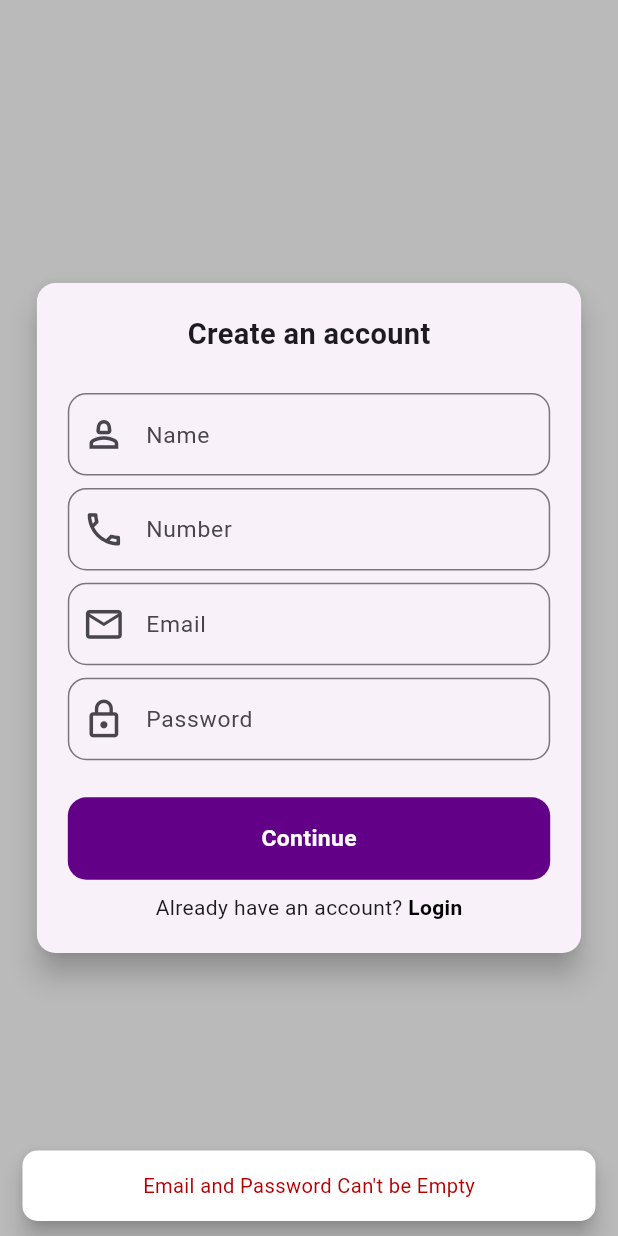
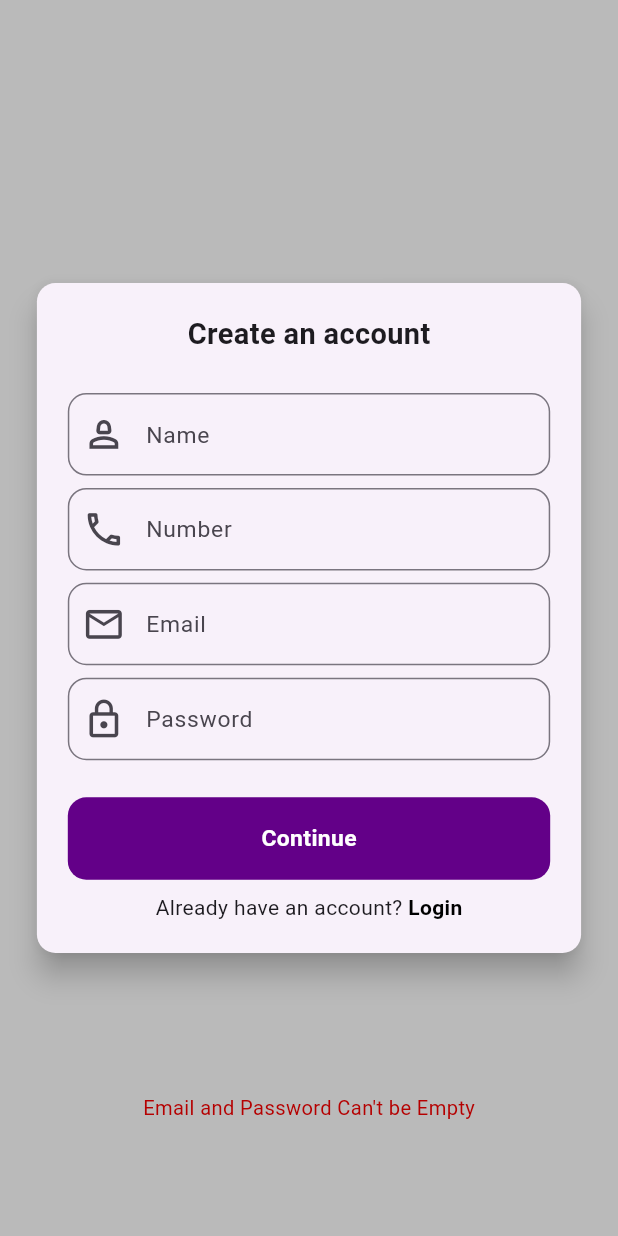
Before and after one commit to fahis7808/to_do_list, a Flutter app: the screen it shows after launch, after a tap on "Register", after a tap on "Continue", on a phone screen of 412 x 824 dp. Run offline on Flutter 3.47's test engine with Material 3 defaults, Android fonts, the phone set to English and light mode, and no system bars; our stand-ins replace cloud_firestore, firebase_auth, firebase_core, fluttertoast, responsive_sizer, share_plus; accounts and stored records are empty.

```diff
--- a/lib/views/registration_screen.dart
+++ b/lib/views/authentication/login_screen.dart
@@ -4,16 +4,16 @@ import 'package:responsive_sizer/responsive_sizer.dart';
 import 'package:untitled/utlities/app_font.dart';
 import 'package:untitled/utlities/colors.dart';
 import 'package:untitled/view_models/auth_provider.dart';
-import 'package:untitled/widget/sustom_snack_bar.dart';
+import 'package:untitled/widget/custom_button.dart';
+import 'package:untitled/widget/custom_text_field.dart';
+import '../../widget/custom_toust.dart';
 
-import '../widget/custom_button.dart';
-import '../widget/custom_text_field.dart';
-
-class RegistrationPage extends StatelessWidget {
-  const RegistrationPage({super.key});
+class LoginScreen extends StatelessWidget {
+  const LoginScreen({super.key});
 
   @override
   Widget build(BuildContext context) {
+    final theme = Theme.of(context);
     final provider = Provider.of<AuthenticationProvider>(
       context,
       listen: false,
@@ -33,65 +33,44 @@ class RegistrationPage extends StatelessWidget {
               child: Column(
                 mainAxisSize: MainAxisSize.min,
                 children: [
-                  // Icon(Icons.lock, size: 7.h, color: Theme.of(context).primaryColor),
-                  // SizedBox(height: 1.5.h),
-                  Text("Create an account", style: AppFont.head),
-
-                  // SizedBox(height: 1.h),
+                  Icon(Icons.lock, size: 7.h, color: theme.primaryColor),
+                  SizedBox(height: 1.5.h),
+                  Text("Welcome Back", style: AppFont.head),
+                  SizedBox(height: 1.h),
+                  Text(
+                    "Login to your account",
+                    style: TextStyle(fontSize: 16.sp, color: Colors.grey[600]),
+                  ),
                   SizedBox(height: 3.h),
                   CustomTextField(
-                    value: provider.userModel.name,
-                    labelText: "Name",
-                    prefixIcon: Icons.person_2_outlined,
-                    onChanged: (val) {
-                      provider.userModel.name = val;
-                    },
-                  ),
-                  SizedBox(height: 1.h),
-                  CustomTextField(
-                    value: provider.userModel.mobile,
-                    labelText: "Number",
-                    prefixIcon: Icons.phone_outlined,
-                    onChanged: (val) {
-                      provider.userModel.mobile = val;
-                    },
-                  ),
-                  SizedBox(height: 1.h),
-                  CustomTextField(
-                    value: provider.userModel.email,
+                    value: provider.email,
                     labelText: "Email",
                     prefixIcon: Icons.email_outlined,
                     keyboard: TextInputType.emailAddress,
                     onChanged: (val) {
-                      provider.userModel.email = val;
+                      provider.email = val;
                     },
                   ),
-                  SizedBox(height: 1.h),
+                  SizedBox(height: 2.h),
                   CustomTextField(
                     value: provider.password,
                     labelText: "Password",
-                    keyboard: TextInputType.emailAddress,
                     prefixIcon: Icons.lock_outline,
-                    obscureText: true,
                     onChanged: (val) {
                       provider.password = val;
                     },
+                    obscureText: true,
                   ),
-
                   SizedBox(height: 3.h),
                   CustomButton(
-                    txt: "Continue",
+                    txt: "Login",
                     onPressed: () async {
-                      provider.createAccount().then((val) {
+                      provider.login().then((val) {
                         if (val == "success") {
-                          final snackBar = CustomSnackBar.successesSnackBar(
-                            "Registered Successfully!",
-                          );
-                          ScaffoldMessenger.of(context).showSnackBar(snackBar);
+                          CustomToast().successToast("Logged in Successfully!");
                           Navigator.of(context).pushReplacementNamed("/home");
                         } else {
-                          final snackBar = CustomSnackBar.errorSnackBar(val);
-                          ScaffoldMessenger.of(context).showSnackBar(snackBar);
+                          CustomToast().errorToast(val);
                         }
                       });
                     },
@@ -101,13 +80,15 @@ class RegistrationPage extends StatelessWidget {
                   Row(
                     mainAxisAlignment: MainAxisAlignment.center,
                     children: [
-                      const Text('Already have an account? '),
+                      const Text('Don\'t have account? '),
                       GestureDetector(
                         onTap: () {
-                          Navigator.of(context).pushReplacementNamed('/login');
+                          Navigator.of(
+                            context,
+                          ).pushReplacementNamed('/registration');
                         },
                         child: const Text(
-                          'Login',
+                          'Register',
                           style: TextStyle(
                             color: Colors.black,
                             fontWeight: FontWeight.bold,
--- a/lib/views/login_screen.dart
+++ b/lib/views/authentication/registration_screen.dart
@@ -4,17 +4,15 @@ import 'package:responsive_sizer/responsive_sizer.dart';
 import 'package:untitled/utlities/app_font.dart';
 import 'package:untitled/utlities/colors.dart';
 import 'package:untitled/view_models/auth_provider.dart';
-import 'package:untitled/widget/custom_button.dart';
-import 'package:untitled/widget/custom_text_field.dart';
+import 'package:untitled/widget/custom_toust.dart';
+import '../../widget/custom_button.dart';
+import '../../widget/custom_text_field.dart';
 
-import '../widget/sustom_snack_bar.dart';
-
-class LoginScreen extends StatelessWidget {
-  const LoginScreen({super.key});
+class RegistrationPage extends StatelessWidget {
+  const RegistrationPage({super.key});
 
   @override
   Widget build(BuildContext context) {
-    final theme = Theme.of(context);
     final provider = Provider.of<AuthenticationProvider>(
       context,
       listen: false,
@@ -34,52 +32,62 @@ class LoginScreen extends StatelessWidget {
               child: Column(
                 mainAxisSize: MainAxisSize.min,
                 children: [
-                  Icon(Icons.lock, size: 7.h, color: theme.primaryColor),
-                  SizedBox(height: 1.5.h),
-                  Text(
-                    "Welcome Back",
-                    style: AppFont.head,
+                  // Icon(Icons.lock, size: 7.h, color: Theme.of(context).primaryColor),
+                  // SizedBox(height: 1.5.h),
+                  Text("Create an account", style: AppFont.head),
+
+                  // SizedBox(height: 1.h),
+                  SizedBox(height: 3.h),
+                  CustomTextField(
+                    value: provider.userModel.name,
+                    labelText: "Name",
+                    prefixIcon: Icons.person_2_outlined,
+                    onChanged: (val) {
+                      provider.userModel.name = val;
+                    },
                   ),
                   SizedBox(height: 1.h),
-                  Text(
-                    "Login to your account",
-                    style: TextStyle(fontSize: 16.sp, color: Colors.grey[600]),
+                  CustomTextField(
+                    value: provider.userModel.mobile,
+                    labelText: "Number",
+                    prefixIcon: Icons.phone_outlined,
+                    onChanged: (val) {
+                      provider.userModel.mobile = val;
+                    },
                   ),
-                  SizedBox(height: 3.h),
+                  SizedBox(height: 1.h),
                   CustomTextField(
-                    value: provider.email,
+                    value: provider.userModel.email,
                     labelText: "Email",
                     prefixIcon: Icons.email_outlined,
                     keyboard: TextInputType.emailAddress,
                     onChanged: (val) {
-                      provider.email = val;
+                      provider.userModel.email = val;
                     },
                   ),
-                  SizedBox(height: 2.h),
+                  SizedBox(height: 1.h),
                   CustomTextField(
                     value: provider.password,
                     labelText: "Password",
+                    keyboard: TextInputType.emailAddress,
                     prefixIcon: Icons.lock_outline,
+                    obscureText: true,
                     onChanged: (val) {
                       provider.password = val;
                     },
-                    obscureText: true,
                   ),
+
                   SizedBox(height: 3.h),
                   CustomButton(
-                    txt: "Login",
+                    txt: "Continue",
                     onPressed: () async {
-                      provider.login().then((val){
+                      provider.createAccount().then((val) {
                         if (val == "success") {
-                          final snackBar = CustomSnackBar.successesSnackBar(
-                            "Logged in Successfully!",
-                          );
-                          ScaffoldMessenger.of(context).showSnackBar(snackBar);
+                          CustomToast().successToast("Registered Successfully!");
                           Navigator.of(context).pushReplacementNamed("/home");
                         } else {
-                          final snackBar = CustomSnackBar.errorSnackBar(val);
-                          ScaffoldMessenger.of(context).showSnackBar(snackBar);
-                        }
+                          CustomToast().errorToast(val);
+                           }
                       });
                     },
                   ),
@@ -88,15 +96,13 @@ class LoginScreen extends StatelessWidget {
                   Row(
                     mainAxisAlignment: MainAxisAlignment.center,
                     children: [
-                      const Text('Don\'t have account? '),
+                      const Text('Already have an account? '),
                       GestureDetector(
                         onTap: () {
-                          Navigator.of(
-                            context,
-                          ).pushReplacementNamed('/registration');
+                          Navigator.of(context).pushReplacementNamed('/login');
                         },
                         child: const Text(
-                          'Register',
+                          'Login',
                           style: TextStyle(
                             color: Colors.black,
                             fontWeight: FontWeight.bold,
--- a/lib/views/screen_flow.dart
+++ b/lib/views/authentication/screen_flow.dart
@@ -1,8 +1,8 @@
 import 'package:flutter/material.dart';
 import 'package:provider/provider.dart';
 import 'package:untitled/view_models/auth_provider.dart';
-import 'package:untitled/views/home_page.dart';
-import 'package:untitled/views/login_screen.dart';
+import 'package:untitled/views/home/home_page.dart';
+import 'package:untitled/views/authentication/login_screen.dart';
 
 class ScreenFlow extends StatelessWidget {
   const ScreenFlow({super.key});
--- a/lib/widget/sustom_snack_bar.dart
+++ /dev/null
@@ -1,29 +0,0 @@
-import 'package:flutter/material.dart';
-import 'package:untitled/utlities/colors.dart';
-
-import '../utlities/app_font.dart';
-
-class CustomSnackBar {
-  static SnackBar successesSnackBar(String message) {
-    return SnackBar(
-      content: Center(child: Text(message,style: AppFont.textFieldLabel,)),
-      backgroundColor: AppColor.primaryClr,
-      behavior: SnackBarBehavior.floating,
-      duration: Duration(seconds: 3),
-      shape: RoundedRectangleBorder(
-        borderRadius: BorderRadius.circular(10),
-      ),
-    );
-  }
-  static SnackBar errorSnackBar(String message) {
-    return SnackBar(
-      content: Center(child: Text(message,style: AppFont.errorTxt,)),
-      backgroundColor: AppColor.white,
-      behavior: SnackBarBehavior.floating,
-      duration: Duration(seconds: 3),
-      shape: RoundedRectangleBorder(
-        borderRadius: BorderRadius.circular(10),
-      ),
-    );
-  }
-}
--- a/pubspec.yaml
+++ b/pubspec.yaml
@@ -41,6 +41,7 @@ dependencies:
   provider: ^6.1.4
   cloud_firestore: ^5.6.6
   fluttertoast: ^8.2.12
+  share_plus: ^11.0.0
 
 dev_dependencies:
   flutter_test:
```
Also changed, not shown: lib/main.dart (+4 -4 lines), lib/model/task_model.dart (+0 -7 lines), lib/view_models/home_provider.dart (+13 -1 lines), lib/views/home/home_page.dart (added, +67 -0 lines), lib/views/home_page.dart (deleted, +0 -136 lines), lib/widget/task_card.dart (added, +95 -0 lines), lib/views/home/add_task_page.dart (renamed from lib/views/add_task_page.dart), pubspec.lock, 5 other files.
